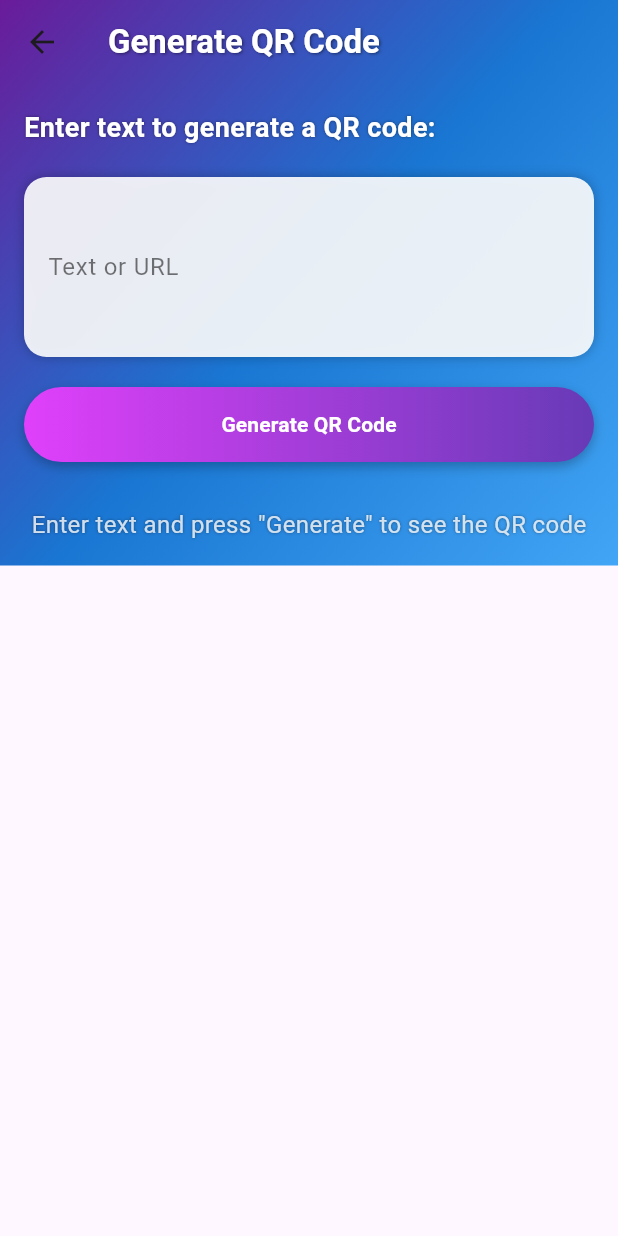
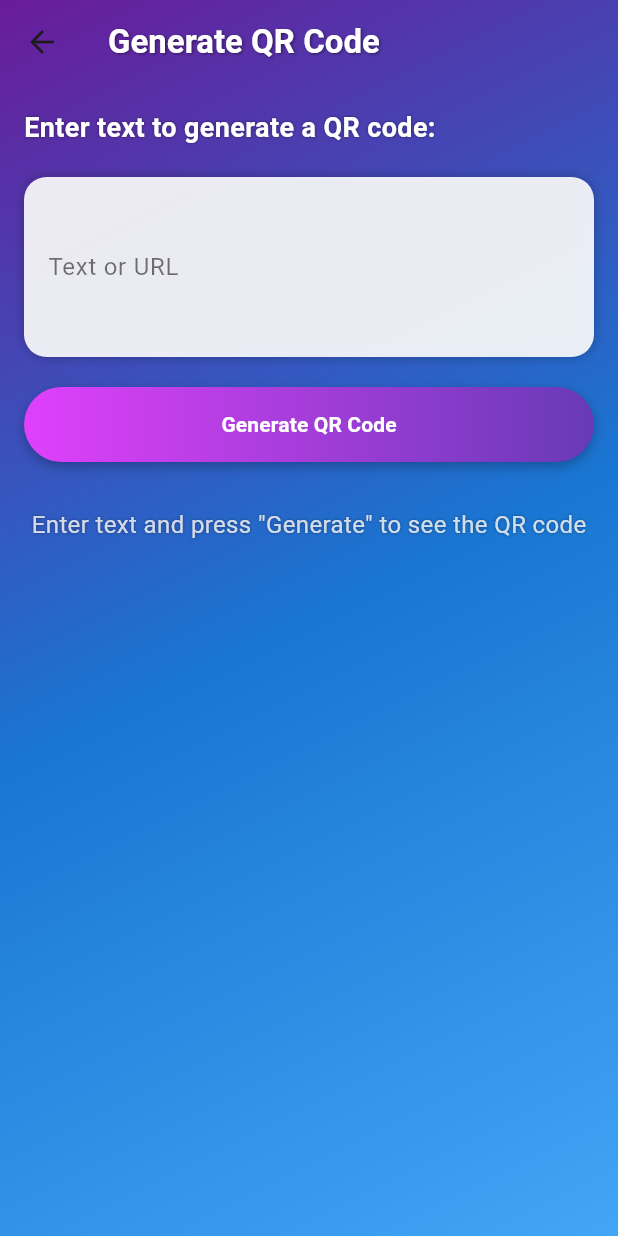
Before and after one commit to deepankar0611/qr_codee_scannerr, a Flutter app: the GenerateScreen screen opened directly, on a phone screen of 412 x 824 dp. Run offline on Flutter 3.47's test engine with Material 3 defaults, Android fonts, the phone set to English and light mode, and no system bars; our stand-ins replace qr_flutter, shared_preferences; missing offline and left inert: mobile_scanner; accounts and stored records are empty.

Commit message:
some ui improvement

```diff
--- a/lib/screens/generate_screen.dart
+++ b/lib/screens/generate_screen.dart
@@ -35,6 +35,8 @@ class _GenerateScreenState extends State<GenerateScreen> {
         elevation: 0,
       ),
       body: Container(
+        width: double.infinity,
+        height: double.infinity, // Ensure full height
         decoration: const BoxDecoration(
           gradient: LinearGradient(
             begin: Alignment.topLeft,
@@ -44,6 +46,10 @@ class _GenerateScreenState extends State<GenerateScreen> {
           ),
         ),
         child: SafeArea(
+          child: SizedBox.expand(
+            child: Column(
+              children: [
+                Expanded(
                   child: SingleChildScrollView(
                     padding: const EdgeInsets.all(16.0),
                     child: Column(
@@ -158,7 +164,12 @@ class _GenerateScreenState extends State<GenerateScreen> {
                     ),
                   ),
                 ),
+              ],
             ),
+          ),
+        ),
+      ),
+
     );
   }
 }
```
Also changed, not shown: 1 other file. Lines whose indentation alone changed are shown as unchanged.
